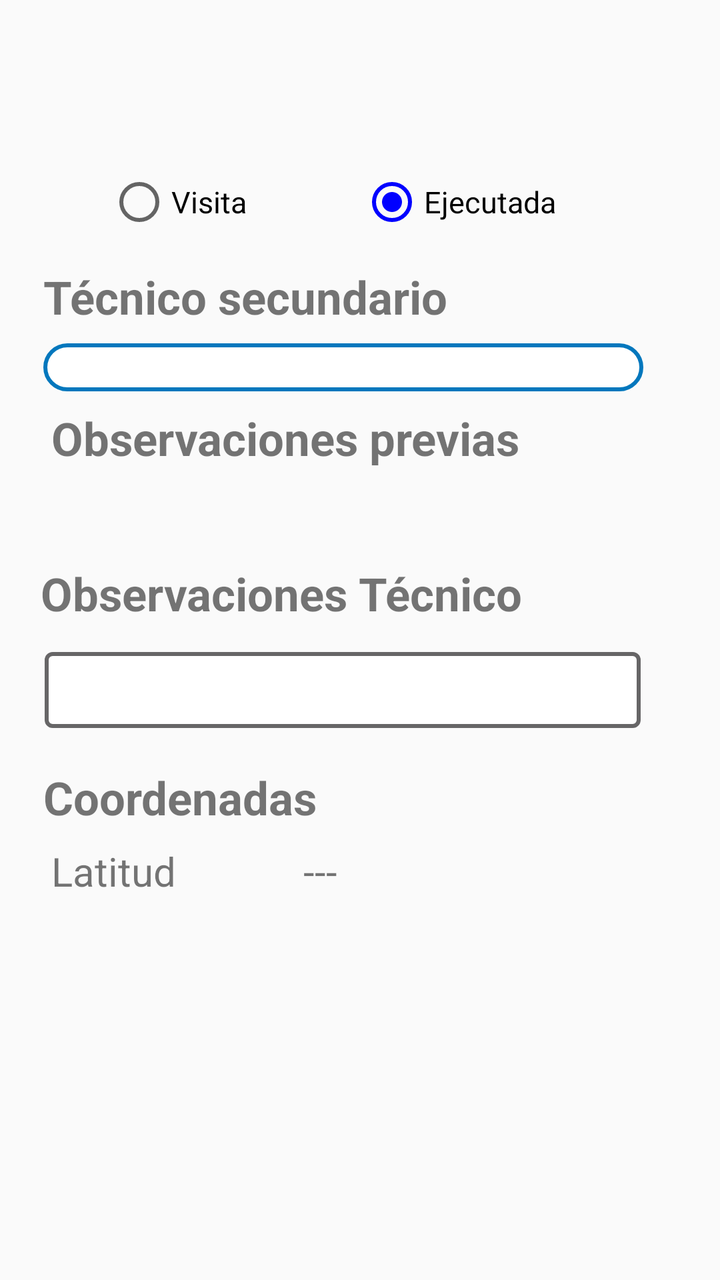
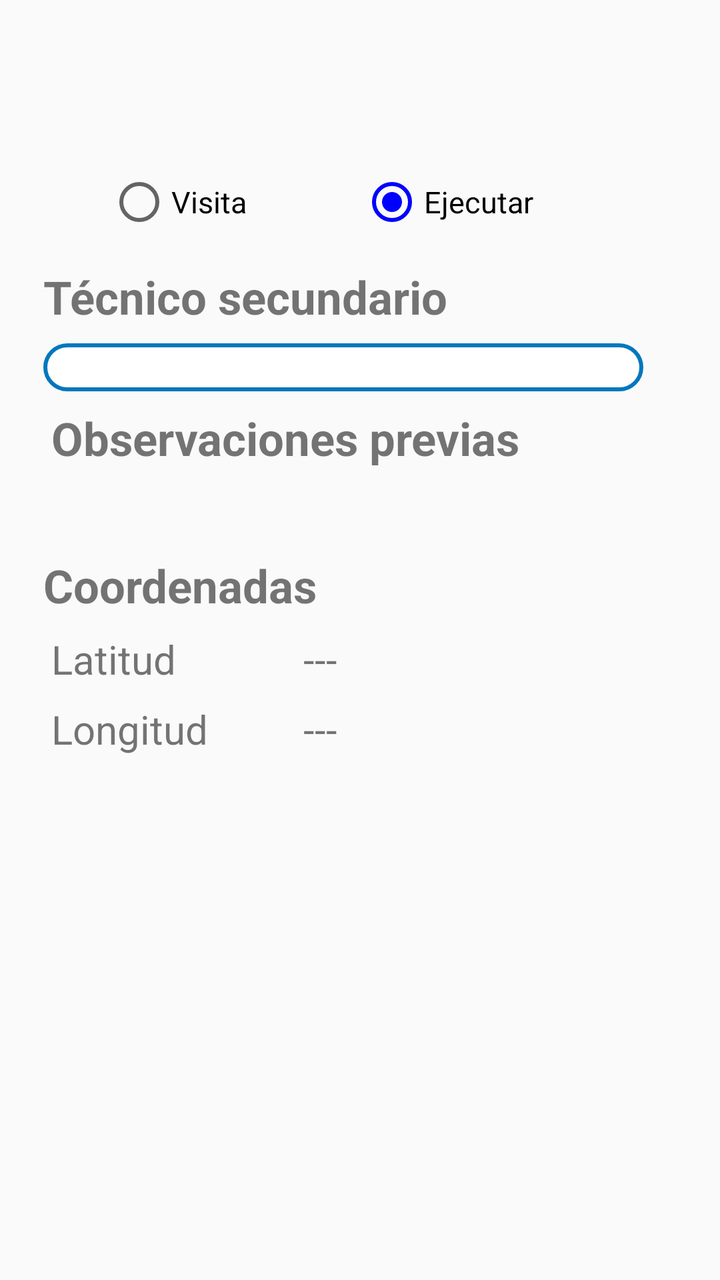

Before-and-after screenshots of an Android layout around one commit, followed by the original layout XML and the change that was made.
<!-- AndroidManifest.xml: application theme AppTheme -->
<!-- res/layout/activity_hora_ordenes.xml -->
<?xml version="1.0" encoding="utf-8"?>
<RelativeLayout xmlns:android="http://schemas.android.com/apk/res/android"
    xmlns:app="http://schemas.android.com/apk/res-auto"
    xmlns:tools="http://schemas.android.com/tools"
    android:layout_width="match_parent"
    android:layout_height="match_parent">

    
<ScrollView
    android:layout_width="match_parent"
    android:layout_height="wrap_content"
    android:layout_marginTop="85dp">
    <android.support.constraint.ConstraintLayout
        android:layout_width="match_parent"
        android:layout_height="match_parent"
        android:paddingBottom="8dp"
        app:layout_constraintBottom_toBottomOf="parent"
        app:layout_constraintEnd_toEndOf="parent"
        app:layout_constraintStart_toStartOf="parent"
        app:layout_constraintTop_toTopOf="parent">

        <RadioGroup
            android:id="@+id/radioGroup"
            android:layout_width="253dp"
            android:layout_height="wrap_content"
            android:layout_marginStart="8dp"
            android:layout_marginEnd="8dp"
            android:orientation="horizontal"
            app:layout_constraintEnd_toEndOf="parent"
            app:layout_constraintStart_toStartOf="parent"
            app:layout_constraintTop_toTopOf="parent">

            <RadioButton
                android:id="@+id/rb_Visita"
                android:layout_width="100dp"
                android:layout_height="wrap_content"
                android:layout_weight="1"
                android:onClick="onRadioButtonClicked"
                android:text="@string/visita"
                android:textSize="@dimen/mediano" />

            <RadioButton
                android:id="@+id/rb_Ejecutada"
                android:layout_width="100dp"
                android:layout_height="wrap_content"
                android:layout_weight="1"
                android:checked="true"
                android:onClick="onRadioButtonClicked"
                android:text="@string/ejecutada"
                android:textSize="@dimen/mediano" />
        </RadioGroup>

        


        

        <android.support.constraint.ConstraintLayout
            android:id="@+id/todo"
            android:layout_width="325dp"
            android:layout_height="325dp"
            android:layout_marginTop="8dp"
            app:layout_constraintEnd_toEndOf="parent"
            app:layout_constraintStart_toStartOf="parent"
            app:layout_constraintTop_toBottomOf="@+id/radioGroup">

            <TextView
                android:id="@+id/tv_textTecSec"
                android:layout_width="250dp"
                android:layout_height="wrap_content"
                android:layout_marginStart="4dp"
                android:layout_marginTop="8dp"
                android:text="@string/tecnicoSecundario"
                android:textSize="@dimen/xl"
                android:textStyle="bold"
                app:layout_constraintStart_toStartOf="parent"
                app:layout_constraintTop_toTopOf="parent" />

            <Spinner
                android:id="@+id/spinnerTecnicoSec"
                android:layout_width="300dp"
                android:layout_height="@dimen/spinnerA"
                android:layout_marginStart="4dp"
                android:layout_marginTop="8dp"
                android:background="@drawable/disenio_spinner"
                app:layout_constraintStart_toStartOf="parent"
                app:layout_constraintTop_toBottomOf="@+id/tv_textTecSec" />

            <TextView
                android:id="@+id/textView19"
                android:layout_width="250dp"
                android:layout_height="wrap_content"
                android:layout_marginStart="8dp"
                android:layout_marginTop="8dp"
                android:text="@string/observacionesPrevias"
                android:textSize="@dimen/xl"
                android:textStyle="bold"
                app:layout_constraintStart_toStartOf="parent"
                app:layout_constraintTop_toBottomOf="@+id/spinnerTecnicoSec" />


            <TextView
                android:id="@+id/tv_Observaciones"
                android:layout_width="match_parent"
                android:layout_height="wrap_content"
                android:layout_marginStart="8dp"
                android:layout_marginTop="8dp"
                android:layout_marginEnd="16dp"
                android:textSize="@dimen/grande"
                app:layout_constraintEnd_toEndOf="parent"
                app:layout_constraintStart_toStartOf="parent"
                app:layout_constraintTop_toBottomOf="@+id/textView19" />

            <android.support.constraint.ConstraintLayout
                android:id="@+id/contraintObservacionesTecnico"
                android:layout_width="320dp"
                android:layout_height="98dp"
                android:layout_marginTop="8dp"
                android:layout_marginBottom="8dp"
                android:visibility="visible"
                app:layout_constraintBottom_toTopOf="@+id/textView21"
                app:layout_constraintEnd_toEndOf="parent"
                app:layout_constraintStart_toStartOf="parent"
                app:layout_constraintTop_toBottomOf="@+id/tv_Observaciones"
                app:layout_constraintVertical_bias="0.12">

                <TextView
                    android:id="@+id/textob"
                    android:layout_width="250dp"
                    android:layout_height="wrap_content"
                    android:layout_marginTop="4dp"
                    android:text="@string/observacionesTecnico"
                    android:textSize="@dimen/xl"
                    android:textStyle="bold"
                    app:layout_constraintStart_toStartOf="parent"
                    app:layout_constraintTop_toTopOf="parent" />

                <EditText
                    android:id="@+id/observaciones_Tecnico"
                    android:layout_width="298dp"
                    android:layout_height="38dp"
                    android:layout_marginStart="2dp"
                    android:layout_marginTop="14dp"
                    android:layout_marginEnd="20dp"
                    android:background="@drawable/contorno"
                    android:inputType="text"
                    android:textSize="20dp"
                    app:layout_constraintEnd_toEndOf="parent"
                    app:layout_constraintStart_toStartOf="parent"
                    app:layout_constraintTop_toBottomOf="@+id/textob" />

            </android.support.constraint.ConstraintLayout>


            <TextView
                android:id="@+id/textView21"
                android:layout_width="250dp"
                android:layout_height="wrap_content"
                android:layout_marginStart="4dp"
                android:layout_marginTop="8dp"
                android:text="@string/coordenadas"
                android:textSize="@dimen/xl"
                android:textStyle="bold"
                app:layout_constraintStart_toStartOf="parent"
                app:layout_constraintTop_toBottomOf="@+id/contraintObservacionesTecnico" />

            <TextView
                android:id="@+id/textView22"
                android:layout_width="100dp"
                android:layout_height="wrap_content"
                android:layout_marginStart="8dp"
                android:layout_marginTop="8dp"
                android:text="@string/latitud"
                android:textSize="@dimen/grande"
                app:layout_constraintStart_toStartOf="parent"
                app:layout_constraintTop_toBottomOf="@+id/textView21" />

            <TextView
                android:id="@+id/textView23"
                android:layout_width="100dp"
                android:layout_height="wrap_content"
                android:layout_marginStart="8dp"
                android:layout_marginTop="8dp"
                android:text="@string/longitud"
                android:textSize="@dimen/grande"
                app:layout_constraintStart_toStartOf="parent"
                app:layout_constraintTop_toBottomOf="@+id/textView22" />

            <TextView
                android:id="@+id/tv_Latitud"
                android:layout_width="175dp"
                android:layout_height="wrap_content"
                android:layout_marginEnd="16dp"
                android:text="---"
                android:textSize="@dimen/grande"
                app:layout_constraintBottom_toBottomOf="@+id/textView22"
                app:layout_constraintEnd_toEndOf="parent"
                app:layout_constraintTop_toTopOf="@+id/textView22" />

            <TextView
                android:id="@+id/tv_Longitud"
                android:layout_width="175dp"
                android:layout_height="wrap_content"
                android:layout_marginEnd="16dp"
                android:text="---"
                android:textSize="@dimen/grande"
                app:layout_constraintBottom_toBottomOf="@+id/textView23"
                app:layout_constraintEnd_toEndOf="parent"
                app:layout_constraintTop_toTopOf="@+id/textView23" />
        </android.support.constraint.ConstraintLayout>
    </android.support.constraint.ConstraintLayout>
</ScrollView>
</RelativeLayout>
<!-- resources referenced by this layout -->
<resources>
  <dimen name="grande">20dp</dimen>
  <dimen name="mediano">15dp</dimen>
  <dimen name="spinnerA">24dp</dimen>
  <dimen name="xl">23dp</dimen>
  <!-- drawable contorno (drawable) -->
  <?xml version="1.0" encoding="utf-8"?>
  <selector xmlns:android="http://schemas.android.com/apk/res/android">
      <item><layer-list>
          <item>
              <shape>
                  <solid
                      android:color="#ffff">
                  </solid>
  
                  <corners android:radius="3dp" />
  
                  <padding
                      android:bottom="10dp"
                      android:left="10dp"
                      android:right="10dp"
                      android:top="10dp" />
                  <stroke
                      android:width="2dp"
                      android:color="#676667"/>
              </shape>
          </item>
  
      </layer-list></item>
  </selector>
  <!-- drawable disenio_spinner (drawable) -->
  <?xml version="1.0" encoding="utf-8"?>
  <selector xmlns:android="http://schemas.android.com/apk/res/android">
          <item>
              <shape>
                  <solid
                      android:color="@color/fondoBlanco">
                  </solid>
  
                  <corners android:radius="15dp" />
  
                  <padding
                      android:bottom="1dp"
                      android:left="2dp"
                      android:right="10dp"
                      android:top="1dp" />
                  <stroke
                      android:width="2dp"
                      android:color="@color/colorPrimary"/>
              </shape>
          </item>
  </selector>
  <string name="coordenadas">Coordenadas</string>
  <string name="ejecutada">Ejecutada</string>
  <string name="latitud">Latitud</string>
  <string name="longitud">Longitud</string>
  <string name="observacionesPrevias">Observaciones previas</string>
  <string name="observacionesTecnico">Observaciones Técnico</string>
  <string name="tecnicoSecundario">Técnico secundario</string>
  <string name="visita">Visita</string>
  <style name="AppTheme" parent="Theme.AppCompat.Light.DarkActionBar">
          
          <item name="colorPrimary">@color/colorPrimary</item>
          <item name="colorPrimaryDark">@color/colorPrimaryDark</item>
          <item name="colorAccent">@color/colorAccent</item>
          <item name="android:colorForeground">@android:color/background_dark</item>
      </style>
  <color name="fondoBlanco">#fff</color>
  <color name="colorPrimary">#0277BD</color>
  <color name="colorPrimaryDark">#004C8C</color>
  <color name="colorAccent">#0000FF</color>
</resources>

<!-- the commit's change to res/layout/activity_hora_ordenes.xml (unified diff, before → after) -->
@@ -46,7 +46,7 @@
                 android:layout_weight="1"
                 android:checked="true"
                 android:onClick="onRadioButtonClicked"
-                android:text="@string/ejecutada"
+                android:text="@string/ejecutar"
                 android:textSize="@dimen/mediano" />
         </RadioGroup>
 
@@ -117,7 +117,7 @@
                 android:layout_height="98dp"
                 android:layout_marginTop="8dp"
                 android:layout_marginBottom="8dp"
-                android:visibility="visible"
+                android:visibility="gone"
                 app:layout_constraintBottom_toTopOf="@+id/textView21"
                 app:layout_constraintEnd_toEndOf="parent"
                 app:layout_constraintStart_toStartOf="parent"
<!-- resource entries referenced after the edit -->
@@ -52,7 +52,7 @@
           </item>
   </selector>
   <string name="coordenadas">Coordenadas</string>
-  <string name="ejecutada">Ejecutada</string>
+  <string name="ejecutar">Ejecutar</string>
   <string name="latitud">Latitud</string>
   <string name="longitud">Longitud</string>
   <string name="observacionesPrevias">Observaciones previas</string>
